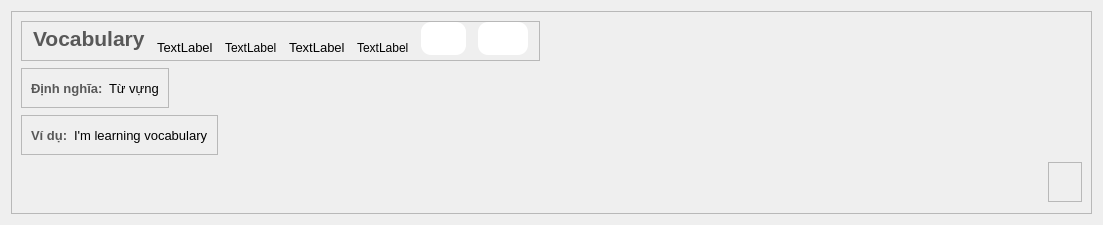
First picture: the form in UI/forms/vocab_card_name.ui, repository yuukun123/LexiLand, before the edit.
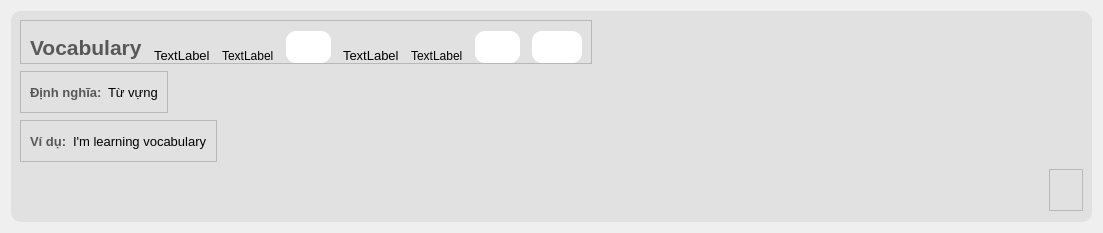
Second picture: the form after the edit. Icons and pictures are not drawn.

```diff
--- a/UI/forms/vocab_card_name.ui
+++ b/UI/forms/vocab_card_name.ui
@@ -7,20 +7,23 @@
     <x>0</x>
     <y>0</y>
     <width>1103</width>
-    <height>225</height>
+    <height>233</height>
    </rect>
   </property>
   <property name="windowTitle">
    <string>Form</string>
   </property>
+  <property name="styleSheet">
+   <string notr="true">#frame_detail_word{
+background-color: rgb(225, 225, 225);
+border-radius: 10px;
+}</string>
+  </property>
   <layout class="QVBoxLayout" name="verticalLayout">
    <item>
     <widget class="QFrame" name="frame_detail_word">
      <property name="styleSheet">
-      <string notr="true">#detail_word{
-background-color: rgb(225, 225, 225);
-border-radius: 10px;
-}</string>
+      <string notr="true"/>
      </property>
      <property name="frameShape">
       <enum>QFrame::StyledPanel</enum>
@@ -37,6 +40,9 @@
       </property>
       <item alignment="Qt::AlignLeft">
        <widget class="QFrame" name="frame_27">
+        <property name="styleSheet">
+         <string notr="true">background-color:none;</string>
+        </property>
         <property name="frameShape">
          <enum>QFrame::StyledPanel</enum>
         </property>
@@ -47,17 +53,11 @@
          <property name="spacing">
           <number>12</number>
          </property>
-         <property name="leftMargin">
-          <number>11</number>
-         </property>
          <property name="topMargin">
-          <number>0</number>
-         </property>
-         <property name="rightMargin">
-          <number>11</number>
+          <number>10</number>
          </property>
          <property name="bottomMargin">
-          <number>5</number>
+          <number>0</number>
          </property>
          <item>
           <widget class="QLabel" name="vocabulary">
@@ -106,6 +106,71 @@
            </property>
           </widget>
          </item>
+         <item>
+          <widget class="QFrame" name="frame_5">
+           <property name="minimumSize">
+            <size>
+             <width>45</width>
+             <height>0</height>
+            </size>
+           </property>
+           <property name="cursor">
+            <cursorShape>PointingHandCursor</cursorShape>
+           </property>
+           <property name="styleSheet">
+            <string notr="true">background-color: rgb(255, 255, 255);
+border-radius: 10px;
+</string>
+           </property>
+           <property name="frameShape">
+            <enum>QFrame::StyledPanel</enum>
+           </property>
+           <property name="frameShadow">
+            <enum>QFrame::Raised</enum>
+           </property>
+           <layout class="QHBoxLayout" name="horizontalLayout_10">
+            <property name="leftMargin">
+             <number>0</number>
+            </property>
+            <property name="topMargin">
+             <number>0</number>
+            </property>
+            <property name="rightMargin">
+             <number>0</number>
+            </property>
+            <property name="bottomMargin">
+             <number>0</number>
+            </property>
+            <item>
+             <widget class="QPushButton" name="playAudioBtn_UK">
+              <property name="minimumSize">
+               <size>
+                <width>30</width>
+                <height>30</height>
+               </size>
+              </property>
+              <property name="styleSheet">
+               <string notr="true">border: none;
+</string>
+              </property>
+              <property name="text">
+               <string/>
+              </property>
+              <property name="icon">
+               <iconset>
+                <normaloff>../icons/speaker-64.ico</normaloff>../icons/speaker-64.ico</iconset>
+              </property>
+              <property name="iconSize">
+               <size>
+                <width>20</width>
+                <height>20</height>
+               </size>
+              </property>
+             </widget>
+            </item>
+           </layout>
+          </widget>
+         </item>
          <item>
           <widget class="QLabel" name="region_US">
            <property name="font">
@@ -253,6 +318,9 @@
           <pointsize>2</pointsize>
          </font>
         </property>
+        <property name="styleSheet">
+         <string notr="true">background-color:none;</string>
+        </property>
         <property name="frameShape">
          <enum>QFrame::StyledPanel</enum>
         </property>
@@ -294,6 +362,9 @@
       </item>
       <item alignment="Qt::AlignLeft">
        <widget class="QFrame" name="frame_24">
+        <property name="styleSheet">
+         <string notr="true">background-color:none;</string>
+        </property>
         <property name="frameShape">
          <enum>QFrame::StyledPanel</enum>
         </property>
@@ -335,6 +406,9 @@
       </item>
       <item alignment="Qt::AlignRight">
        <widget class="QFrame" name="frame_23">
+        <property name="styleSheet">
+         <string notr="true">background-color:none;</string>
+        </property>
         <property name="frameShape">
          <enum>QFrame::StyledPanel</enum>
         </property>
```
Left out of the diff: 4 changed lines with no effect on the pictures.
